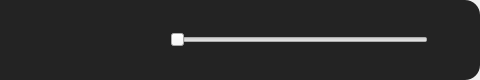
Above: src/frontend/controls.ui from MilanJzo/eda-mp3 before the change; both pictures show x 541 to 1021 and y 0 to 80 of the 1021 by 80 pixel window. Below: the same form after it.
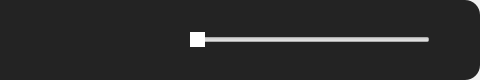
That is the form after the change. Icons and pictures are not drawn.

What changed in the file:
```diff
--- a/src/frontend/controls.ui
+++ b/src/frontend/controls.ui
@@ -49,9 +49,20 @@
 	background-color: rgb(35, 35, 35);
 }
 
-#content QPushButton {
+QPushButton {
+	min-width: 30px;
+	max-width: 30px;
+	min-height: 30px;
+	max-height: 30px;
+
 	border: none;
+	border-radius: 15px;
+
 	background-color: rgb(35, 35, 35);
+}
+
+QPushButton:hover {
+	background-color: rgb(53, 53, 53);
 }</string>
      </property>
      <layout class="QHBoxLayout" name="horizontalLayout_4">
@@ -74,13 +85,13 @@
        <widget class="QWidget" name="currentlyPlaying" native="true">
         <property name="minimumSize">
          <size>
-          <width>300</width>
+          <width>280</width>
           <height>0</height>
          </size>
         </property>
         <property name="maximumSize">
          <size>
-          <width>300</width>
+          <width>280</width>
           <height>16777215</height>
          </size>
         </property>
@@ -146,10 +157,23 @@
        </widget>
       </item>
       <item>
+       <widget class="QWidget" name="songControls" native="true">
        <layout class="QHBoxLayout" name="songControlsLayout">
         <property name="spacing">
          <number>20</number>
         </property>
+         <property name="leftMargin">
+          <number>0</number>
+         </property>
+         <property name="topMargin">
+          <number>0</number>
+         </property>
+         <property name="rightMargin">
+          <number>0</number>
+         </property>
+         <property name="bottomMargin">
+          <number>0</number>
+         </property>
         <item>
          <widget class="QPushButton" name="repeat">
           <property name="text">
@@ -205,18 +229,19 @@
          </widget>
         </item>
        </layout>
+       </widget>
       </item>
       <item>
        <widget class="QWidget" name="areaRight" native="true">
         <property name="minimumSize">
          <size>
-          <width>300</width>
+          <width>280</width>
           <height>0</height>
          </size>
         </property>
         <property name="maximumSize">
          <size>
-          <width>300</width>
+          <width>280</width>
           <height>16777215</height>
          </size>
         </property>
@@ -238,6 +263,19 @@
          </property>
          <item>
           <widget class="QSlider" name="progress">
+           <property name="styleSheet">
+            <string notr="true">#progress {
+	pointer-events: none;
+}
+
+#progress:handle {
+	background-color: rgb(255, 255, 255);
+}
+
+#progress:track {
+	background-color: rgb(140, 140, 140);
+}</string>
+           </property>
            <property name="orientation">
             <enum>Qt::Orientation::Horizontal</enum>
            </property>
```
Left out of the diff: 3 changed lines with no effect on the pictures. Lines whose indentation alone changed are shown as unchanged.
